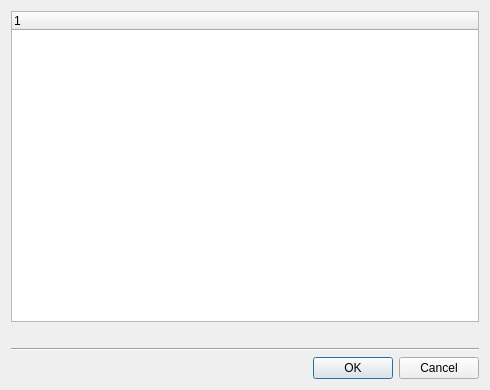
The window that src/plugins/coreplugin/dialogs/newdialog.ui (qt-creator/qt-creator) describes before a commit, drawn with Qt 5.
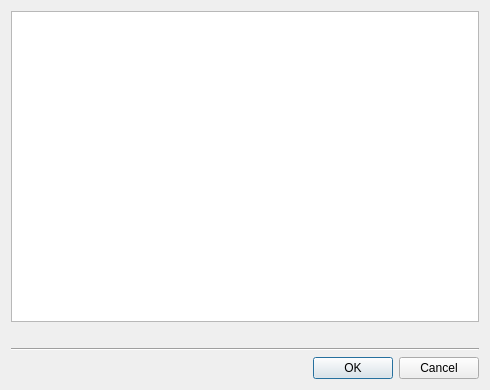
The same window after the commit.

Commit message:
Port new dialog from QTreeWidget to QTreeView and QStandardItemModel
This is a preperation towards being able to present the dialog
in a different layout, with slightly improved usability.

Patch:
```diff
--- a/src/plugins/coreplugin/dialogs/newdialog.ui
+++ b/src/plugins/coreplugin/dialogs/newdialog.ui
@@ -15,18 +15,13 @@
   </property>
   <layout class="QVBoxLayout" name="verticalLayout">
    <item>
-    <widget class="QTreeWidget" name="templatesTree">
+    <widget class="QTreeView" name="templatesTree">
      <property name="minimumSize">
       <size>
        <width>400</width>
        <height>301</height>
       </size>
      </property>
-     <column>
-      <property name="text">
-       <string>1</string>
-      </property>
-     </column>
     </widget>
    </item>
    <item>
```
The commit also changes 2 other files.
